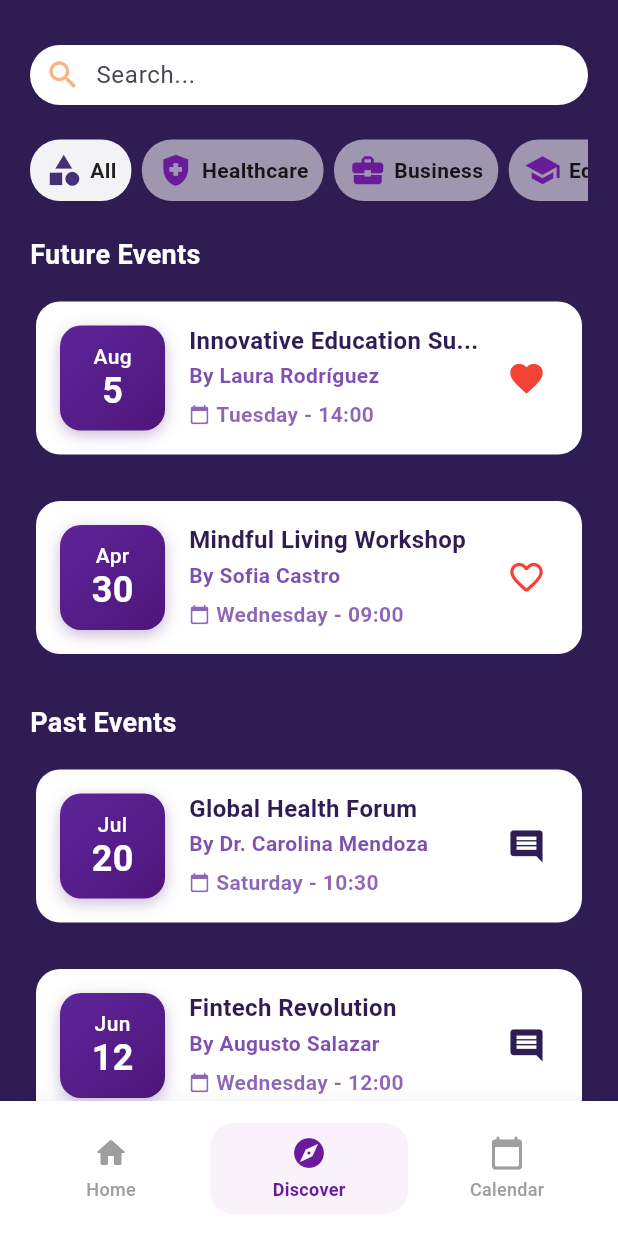
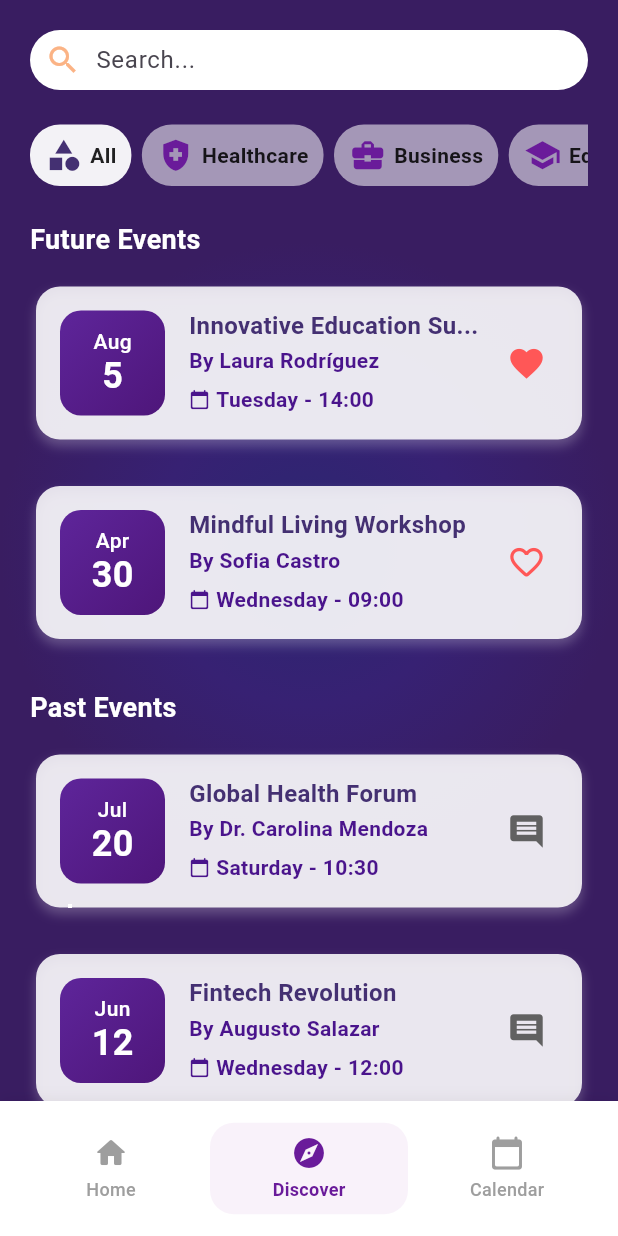
Before and after one commit to LCCastillo03/f_project_mobile, a Flutter app: the screen it shows after launch, item 2 of the bottom bar chosen, on a phone screen of 412 x 824 dp. Run offline on Flutter 3.47's test engine with Material 3 defaults, Android fonts, the phone set to English and light mode, and no system bars; our stand-ins replace flutter_svg, get, table_calendar.

Commit message:
add starry bg to calendar and event list page, remove past future event list to keep only event list, modify event details h

```diff
--- a/lib/controllers/navigation_controller.dart
+++ b/lib/controllers/navigation_controller.dart
@@ -1,6 +1,6 @@
 import 'package:flutter/material.dart';
 import 'package:flutter/services.dart';
-import 'package:project/presentation/pages/past_future_event_list_page.dart';
+import 'package:project/presentation/pages/event_list_page.dart';
 import 'package:project/presentation/pages/home_page.dart';
 import 'package:project/presentation/pages/calendar_page.dart';
 
@@ -18,7 +18,7 @@ class _NavigationControllerState extends State<NavigationController>
 
   final List<Widget> _pages = [
     HomePage(),
-    PastFutureEventListPage(),
+    EventListPage(),
     CalendarPage(),
   ];
 
--- a/lib/presentation/pages/event_detail_page.dart
+++ b/lib/presentation/pages/event_detail_page.dart
@@ -281,7 +281,7 @@ class EventDetailPage extends StatelessWidget {
                     Text(
                       '${event.subscribedParticipants}/${event.maxParticipants}',
                       style: TextStyle(
-                        color: isFull ? Colors.red : Colors.white,
+                        color: isFull ? AppColors.brightRed : Colors.white,
                         fontSize: 20,
                         fontWeight: FontWeight.bold,
                       ),
@@ -290,7 +290,7 @@ class EventDetailPage extends StatelessWidget {
                       Text(
                         'Event is full',
                         style: TextStyle(
-                          color: Colors.red,
+                          color: AppColors.brightRed,
                           fontSize: 12,
                         ),
                       ),
--- a/lib/presentation/pages/event_list_page.dart
+++ b/lib/presentation/pages/event_list_page.dart
@@ -1,39 +1,65 @@
+import 'dart:math';
+
 import 'package:flutter/material.dart';
 import 'package:get/get.dart';
 import 'package:project/controllers/events_controller.dart';
+import 'package:project/presentation/theme/app_colors.dart';
 import 'package:project/presentation/theme/categories.dart';
 import 'package:project/presentation/widgets/event_details_h.dart';
 import '../widgets/search_item.dart';
 
 class EventListPage extends StatelessWidget {
-  final Color backgroundColor; // Cambiado de backgroundImage a backgroundColor
-  EventListPage({super.key, required this.backgroundColor}); //
+  const EventListPage({super.key}); //
 
   @override
   Widget build(BuildContext context) {
     return Container(
-      color: backgroundColor,
+      decoration: BoxDecoration(
+                  gradient: RadialGradient(colors: [
+                    Color(0xff2b2771),
+                    Color(0xff372173),
+                    Color.fromARGB(255, 57, 29, 97),
+                  ])
+                ),
       child: Scaffold(
         backgroundColor: Colors.transparent,
         body: SafeArea(
           child: SingleChildScrollView(
-            child: Padding(
-              padding: const EdgeInsets.symmetric(horizontal: 20),
+            child: Stack(children: [
+              // random stars
+              ...List.generate(100, (index) {
+                final random = Random();
+                return Positioned(
+                  left: random.nextDouble() * MediaQuery.of(context).size.width,
+                  top: random.nextDouble() * MediaQuery.of(context).size.height,
+                  child: Container(
+                    width: random.nextDouble() * 3 +
+                        1, // Random size for variation
+                    height: random.nextDouble() * 3 + 1,
+                    decoration: BoxDecoration(
+                      color: Colors.white,
+                      shape: BoxShape.circle,
+                    ),
+                  ),
+                );
+              }),
+              Padding(
+                padding: const EdgeInsets.all(20),
                 child: Obx(() {
-                // try deleting
                   return Column(
                     mainAxisSize: MainAxisSize.min,
                     spacing: 20,
                     children: [
-                    SizedBox(height: 10),
                       SearchItem(
                           onChanged: (value) {}), // TODO: search item action?
                       _buildCategoryList(),
                       _buildEventView(),
+                      SizedBox(height: 20),
                     ],
                   );
                 }),
               ),
+            ]),
           ),
         ),
       ),
@@ -127,7 +153,6 @@ Widget _buildEventView() {
           style: TextStyle(color: Colors.white54),
         ),
       ],
-      SizedBox(height: 30),
     ],
   );
 }
--- a/lib/presentation/pages/past_future_event_list_page.dart
+++ /dev/null
@@ -1,18 +0,0 @@
-import 'package:flutter/material.dart';
-import 'package:get/get.dart';
-import 'package:project/controllers/events_controller.dart';
-import 'package:project/presentation/pages/event_list_page.dart';
-import 'package:project/presentation/theme/app_colors.dart';
-
-class PastFutureEventListPage extends StatelessWidget {
-  final EventsController controller = Get.find();
-
-  PastFutureEventListPage({super.key});
-
-  @override
-  Widget build(BuildContext context) {
-    return EventListPage(
-      backgroundColor: AppColors.darkPurple,
-    );
-  }
-}
--- a/lib/presentation/theme/categories.dart
+++ b/lib/presentation/theme/categories.dart
@@ -25,7 +25,7 @@ class AppCategories {
     },
     "Personal Growth": {
       "icon": Icons.self_improvement,
-      "color": Colors.purple,
+      "color": Color(0xFF6A1B9A),
       "description": "Self-help, skills development, and personal enrichment."
     },
   };
--- a/lib/presentation/widgets/event_details_h.dart
+++ b/lib/presentation/widgets/event_details_h.dart
@@ -30,13 +30,12 @@ class EventDetailsH extends StatelessWidget {
         child: Container(
           margin: const EdgeInsets.symmetric(vertical: 8, horizontal: 4),
           decoration: BoxDecoration(
-            color: Colors.white,
+            color: Colors.white.withAlpha(220),
             borderRadius: BorderRadius.circular(16),
             boxShadow: [
               BoxShadow(
-                color: const Color.fromRGBO(
-                    94, 37, 154, 0.05),
-                blurRadius: 10,
+                color: Colors.white24,
+                blurRadius: 6,
                 offset: const Offset(0, 4),
               ),
             ],
@@ -59,7 +58,7 @@ class EventDetailsH extends StatelessWidget {
                       Text(
                         clipText(event.name, 23),
                         style: const TextStyle(
-                          color: AppColors.darkPurple,
+                          color: AppColors.mediumPurple,
                           fontSize: 16,
                           fontWeight: FontWeight.bold,
                           height: 1.2,
@@ -70,9 +69,8 @@ class EventDetailsH extends StatelessWidget {
                       // Organizer
                       Text(
                         clipText('By ${event.author}', 26),
-                        style: const TextStyle(
-                          color: Color.fromRGBO(94, 37, 154,
-                              0.8),
+                        style: TextStyle(
+                          color: Colors.purple[900],
                           fontSize: 14,
                           fontWeight: FontWeight.w600,
                         ),
@@ -82,18 +80,16 @@ class EventDetailsH extends StatelessWidget {
                       // Date and time
                       Row(
                         children: [
-                          const Icon(
+                          Icon(
                             Icons.calendar_today_rounded,
-                            color: Color.fromRGBO(94, 37, 154,
-                                0.7), // Using RGBA instead of withOpacity
+                            color: Colors.purple[900],
                             size: 14,
                           ),
                           const SizedBox(width: 4),
                           Text(
                             '$formattedDayOfWeek - $formattedTime',
-                            style: const TextStyle(
-                              color: Color.fromRGBO(94, 37, 154,
-                                  0.7), // Using RGBA instead of withOpacity
+                            style: TextStyle(
+                              color: Colors.purple[900],
                               fontSize: 14,
                               fontWeight: FontWeight.w600,
                             ),
@@ -130,8 +126,7 @@ class EventDetailsH extends StatelessWidget {
         borderRadius: BorderRadius.circular(14),
         boxShadow: const [
           BoxShadow(
-            color: Color.fromRGBO(
-                78, 22, 122, 0.3), // Using RGBA instead of withOpacity
+            color: Colors.transparent,// Color.fromRGBO(78, 22, 122, 0.3), // Using RGBA instead of withOpacity
             blurRadius: 8,
             offset: Offset(0, 3),
           ),
@@ -186,7 +181,7 @@ class EventDetailsH extends StatelessWidget {
                   : (isSubscribed
                       ? Icons.favorite
                       : Icons.favorite_border_rounded),
-              color: isPast ? AppColors.darkPurple : Colors.red,
+              color: isPast ? Colors.grey[700] : AppColors.brightRed,
               size: 26,
               semanticLabel: isPast
                   ? 'Leave feedback'
```
Also changed, not shown: lib/presentation/pages/calendar_page.dart (+57 -27 lines). Lines whose indentation alone changed are shown as unchanged.
